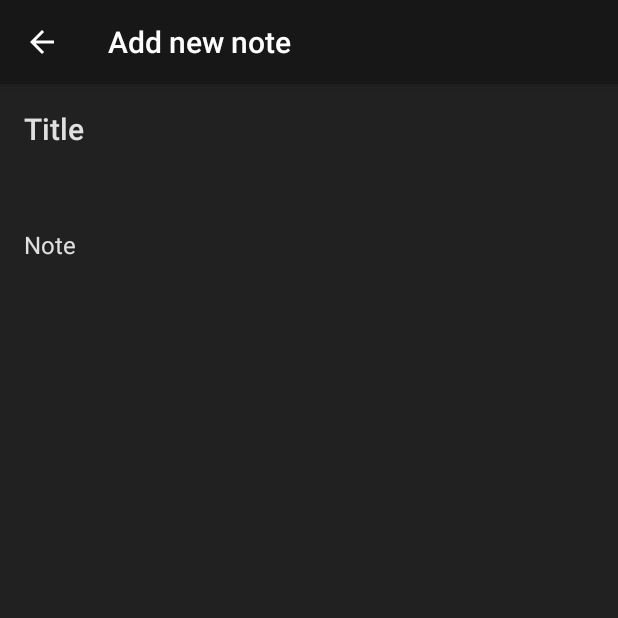
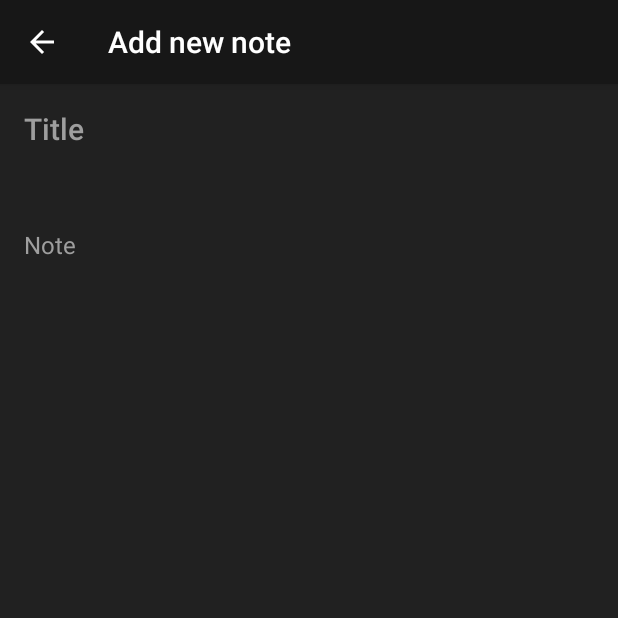
Before and after one commit to SivaAggzz/NotesTaker, an Android app: the screen it shows after launch (AddNewNoteActivity), after a tap on an icon or button, on a phone screen of 412 x 824 dp, the top half of it. Run offline under Robolectric (Android 15) with nearby library versions, the phone set to English and light mode, and no system bars; our stand-ins replace Room's generated code, RxJava, data binding.

Commit message:
Added proper comments wherever necessary for for better understanding. Maintained code for better understanding. Created several packages for proper separation of logics.

```diff
--- a/app/src/main/java/com/techneapps/notestaking/helper/BindingAdapters.java
+++ b/app/src/main/java/com/techneapps/notestaking/helper/BindingAdapters.java
@@ -8,6 +8,8 @@ import java.text.SimpleDateFormat;
 import java.util.Locale;
 
 public class BindingAdapters {
+    //BindingAdapters are data binding methods used by views to show data
+
     @BindingAdapter(value = "timeStamp")
     public static void setNoteDate(TextView textView, long timeStamp) {
         SimpleDateFormat simpleDateFormat = new SimpleDateFormat("dd MM YYYY, hh:mm a", Locale.getDefault());
--- a/app/src/main/java/com/techneapps/notestaking/helper/DeviceHelper.java
+++ b/app/src/main/java/com/techneapps/notestaking/helper/DeviceHelper.java
@@ -12,7 +12,6 @@ public class DeviceHelper {
         Vibrator vibrator = (Vibrator) view.getContext().getSystemService(Context.VIBRATOR_SERVICE);
         if (vibrator == null) {
             // some manufacturers do not vibrate on long press
-            // might as well make this a fallback method
             view.performHapticFeedback(HapticFeedbackConstants.LONG_PRESS);
         } else if (Build.VERSION.SDK_INT >= Build.VERSION_CODES.O) {
             vibrator.vibrate(VibrationEffect.createOneShot(50, 80));
--- a/app/src/main/java/com/techneapps/notestaking/helper/SortingHelper.java
+++ b/app/src/main/java/com/techneapps/notestaking/helper/SortingHelper.java
@@ -8,6 +8,7 @@ public class SortingHelper {
     public static class sortByDate implements Comparator<NoteObj> {
         @Override
         public int compare(NoteObj noteObj1, NoteObj noteObj2) {
+            //comparing note objects by their timestamp to show latest notes first
             return Long.compare(noteObj2.getTimeStamp(), noteObj1.getTimeStamp());
         }
     }
--- a/app/src/main/java/com/techneapps/notestaking/providers/interfaces/OnNoteSavedListener.java
+++ b/app/src/main/java/com/techneapps/notestaking/providers/interfaces/OnNoteSavedListener.java
@@ -1,5 +1,6 @@
 package com.techneapps.notestaking.providers.interfaces;
 
 public interface OnNoteSavedListener {
+    //interface used to notify activity that note has been saved
     void OnNoteSaved();
 }
--- a/app/src/main/java/com/techneapps/notestaking/ui/adapter/viewholder/NotesViewHolder.java
+++ b/app/src/main/java/com/techneapps/notestaking/ui/adapter/viewholder/NotesViewHolder.java
@@ -7,6 +7,7 @@ import com.techneapps.notestaking.databinding.SingleListNoteBinding;
 
 public class NotesViewHolder extends RecyclerView.ViewHolder {
     public SingleListNoteBinding singleListNoteBinding;
+    //layout binding for view holder
 
     public NotesViewHolder(@NonNull SingleListNoteBinding singleListNoteBinding) {
         super(singleListNoteBinding.getRoot());
--- a/app/src/main/java/com/techneapps/notestaking/ui/addnote/AddNewNoteModel.java
+++ b/app/src/main/java/com/techneapps/notestaking/ui/addnote/AddNewNoteModel.java
@@ -27,6 +27,7 @@ public class AddNewNoteModel extends AndroidViewModel {
     }
 
 
+    //method to save note to Room database by using RXJava
     void saveNote(NoteObj noteObj, OnNoteSavedListener onNoteSavedListener) {
         notesDatabase = Room.databaseBuilder(context, NotesDatabase.class, "notes.db").build();
         CompositeDisposable compositeDisposable = new CompositeDisposable();
--- a/app/src/main/java/com/techneapps/notestaking/ui/allnotesviewer/AllNotesViewerActivity.java
+++ b/app/src/main/java/com/techneapps/notestaking/ui/allnotesviewer/AllNotesViewerActivity.java
@@ -2,6 +2,8 @@ package com.techneapps.notestaking.ui.allnotesviewer;
 
 import android.content.Intent;
 import android.os.Bundle;
+import android.os.Handler;
+import android.widget.Toast;
 
 import androidx.appcompat.app.AppCompatActivity;
 import androidx.databinding.DataBindingUtil;
@@ -22,6 +24,8 @@ public class AllNotesViewerActivity extends AppCompatActivity {
     private ActivityAllNotesViewerBinding activityNotesViewerBinding;
 
     private NotesAdapter notesAdapter;
+    private boolean doubleBackToExitPressedOnce = false;
+    private Handler handler;
 
     @Override
     protected void onCreate(Bundle savedInstanceState) {
@@ -29,13 +33,7 @@ public class AllNotesViewerActivity extends AppCompatActivity {
         activityNotesViewerBinding = DataBindingUtil.setContentView(this, R.layout.activity_all_notes_viewer);
         setSupportActionBar(activityNotesViewerBinding.toolbar);
         allNotesViewerModel = ViewModelProviders.of(this).get(AllNotesViewerModel.class);
-        allNotesViewerModel.getNoteObjects().observe(this, noteObjs -> {
-            activityNotesViewerBinding.notesRecyclerView.setLayoutManager(new LinearLayoutManager(AllNotesViewerActivity.this));
-            Collections.sort(noteObjs, new SortingHelper.sortByDate());
-            notesAdapter = new NotesAdapter(AllNotesViewerActivity.this, noteObjs);
-            activityNotesViewerBinding.notesRecyclerView.setAdapter(notesAdapter);
-        });
-
+        handler = new Handler();
         activityNotesViewerBinding.addNoteFab.setOnClickListener(v ->
                 startActivity(new Intent(getApplicationContext(), AddNewNoteActivity.class)));
     }
@@ -43,6 +41,24 @@ public class AllNotesViewerActivity extends AppCompatActivity {
     @Override
     protected void onResume() {
         super.onResume();
+        allNotesViewerModel.getNoteObjects().observe(this, noteObjs -> {
+            activityNotesViewerBinding.notesRecyclerView.setLayoutManager(new LinearLayoutManager(AllNotesViewerActivity.this));
+            Collections.sort(noteObjs, new SortingHelper.sortByDate());
+            notesAdapter = new NotesAdapter(AllNotesViewerActivity.this, noteObjs);
+            activityNotesViewerBinding.notesRecyclerView.setAdapter(notesAdapter);
+        });
+    }
 
+
+    @Override
+    public void onBackPressed() {
+        //method to double tap to exit from home
+        if (doubleBackToExitPressedOnce) {
+            super.onBackPressed();
+            return;
+        }
+        this.doubleBackToExitPressedOnce = true;
+        Toast.makeText(this, "Tap again to exit", Toast.LENGTH_SHORT).show();
+        handler.postDelayed(() -> doubleBackToExitPressedOnce = false, 2000);
     }
 }
--- a/app/src/main/java/com/techneapps/notestaking/ui/allnotesviewer/AllNotesViewerModel.java
+++ b/app/src/main/java/com/techneapps/notestaking/ui/allnotesviewer/AllNotesViewerModel.java
@@ -36,6 +36,7 @@ public class AllNotesViewerModel extends AndroidViewModel {
     }
 
 
+    //method to get saved note from Room database by using RXJava
     private MutableLiveData<ArrayList<NoteObj>> getAllSavedNotesThread() {
         notesDatabase = Room.databaseBuilder(context, NotesDatabase.class, "notes.db").build();
         CompositeDisposable compositeDisposable = new CompositeDisposable();
--- a/app/src/main/java/com/techneapps/notestaking/ui/singlenoteviewer/SingleNoteViewerActivity.java
+++ b/app/src/main/java/com/techneapps/notestaking/ui/singlenoteviewer/SingleNoteViewerActivity.java
@@ -28,6 +28,7 @@ public class SingleNoteViewerActivity extends AppCompatActivity {
 
     @Override
     public boolean onOptionsItemSelected(@NonNull MenuItem item) {
+        //if the back button in toolbar is Selected
         if (item.getItemId() == android.R.id.home) {
             finish();
         }
--- a/app/src/main/java/com/techneapps/notestaking/ui/splash/SplashActivity.java
+++ b/app/src/main/java/com/techneapps/notestaking/ui/splash/SplashActivity.java
@@ -12,7 +12,9 @@ public class SplashActivity extends AppCompatActivity {
     @Override
     protected void onCreate(Bundle savedInstanceState) {
         super.onCreate(savedInstanceState);
+        //layout is loaded by styles
 
+        //load the first activity to start after splash screen
         Intent intent = new Intent(this, AllNotesViewerActivity.class);
         startActivity(intent);
         finish();
--- a/app/src/main/res/layout/activity_add_new_note.xml
+++ b/app/src/main/res/layout/activity_add_new_note.xml
@@ -37,7 +37,7 @@
                     android:maxLines="1"
                     android:padding="16sp"
                     android:textColor="@color/md_white_1000"
-                    android:textColorHint="@color/md_grey_300"
+                    android:textColorHint="@color/md_grey_500"
                     app:hintEnabled="false" />
 
             </com.google.android.material.textfield.TextInputLayout>
@@ -62,10 +62,10 @@
                     android:hint="@string/note"
                     android:imeOptions="actionDone"
                     android:importantForAutofill="no"
-                    android:inputType="text|textCapSentences"
+                    android:inputType="textMultiLine|textCapSentences"
                     android:padding="16sp"
                     android:textColor="@color/md_white_1000"
-                    android:textColorHint="@color/md_grey_300"
+                    android:textColorHint="@color/md_grey_500"
                     android:textSize="16sp"
                     app:hintEnabled="false" />
             </com.google.android.material.textfield.TextInputLayout>
```
Also changed, not shown: app/src/main/java/com/techneapps/notestaking/data/dao/notes/NoteObj.java (+8 -0 lines), app/src/main/java/com/techneapps/notestaking/ui/adapter/clickHandler/SingleNoteClickHandler.java (+4 -3 lines), app/src/main/java/com/techneapps/notestaking/ui/addnote/AddNewNoteActivity.java (+8 -1 lines).
